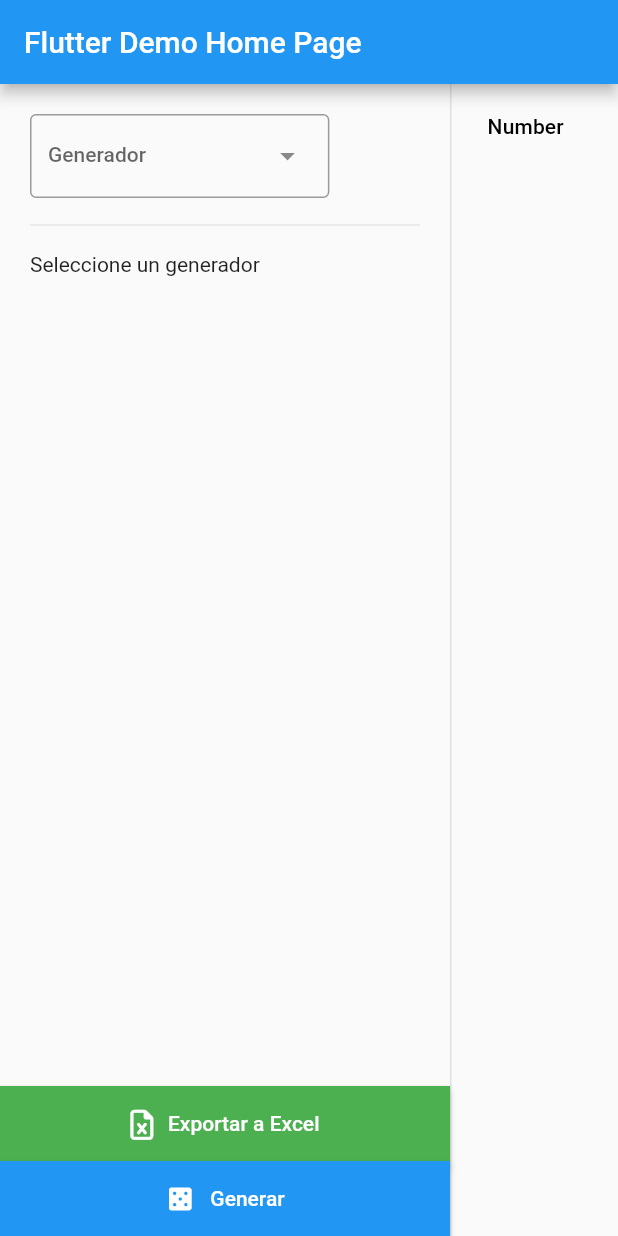
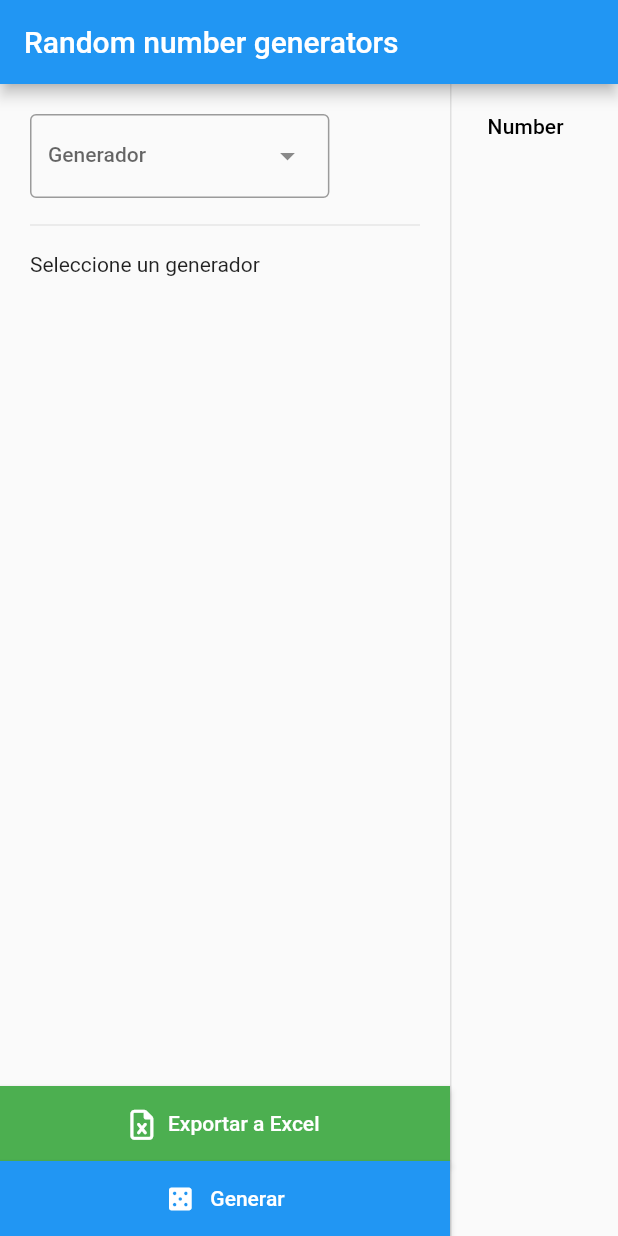
Before and after one commit to sarrietav-dev/random_generators, a Flutter app: the screen it shows after launch, on a phone screen of 412 x 824 dp. Run offline on Flutter 3.47's test engine with Material 2 defaults, Android fonts, the phone set to English and light mode, and no system bars; our stand-ins replace file_picker, font_awesome_flutter; missing offline and left inert: excel.

Commit message:
🍻 Change the app title
Why didn't I change it since the beginning?

```diff
--- a/lib/main.dart
+++ b/lib/main.dart
@@ -23,7 +23,7 @@ class MyApp extends StatelessWidget {
         theme: ThemeData(
           primarySwatch: Colors.blue,
         ),
-        home: const MyHomePage(title: "Flutter Demo Home Page"));
+        home: const MyHomePage(title: "Random number generators"));
   }
 }
 
```
